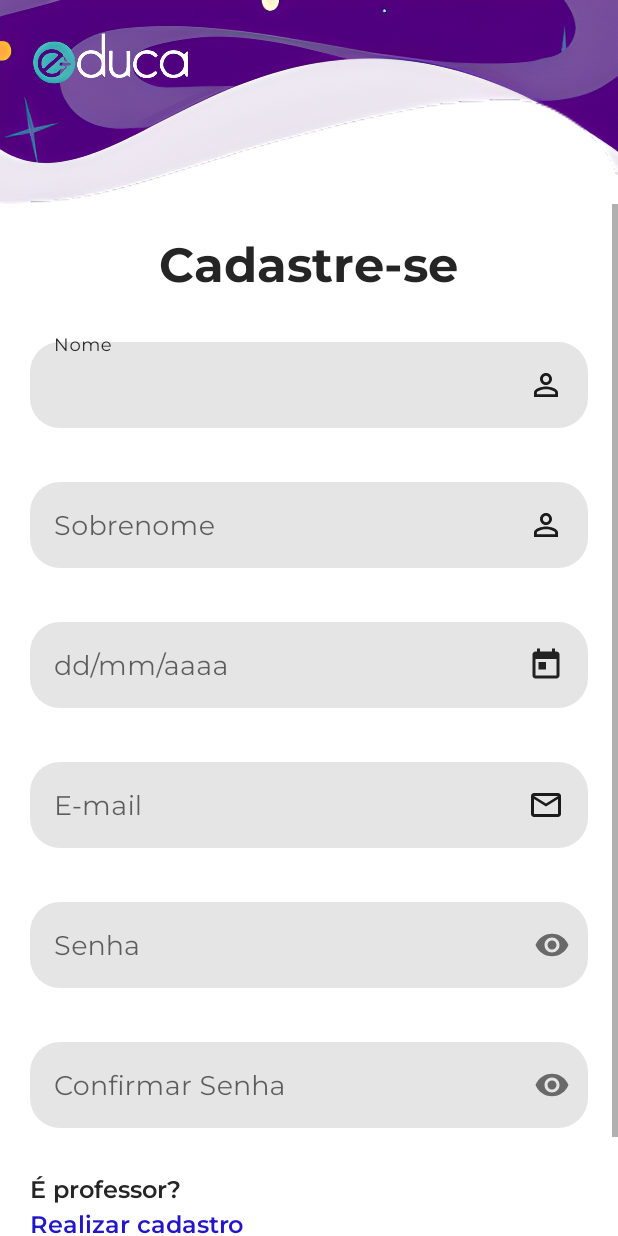
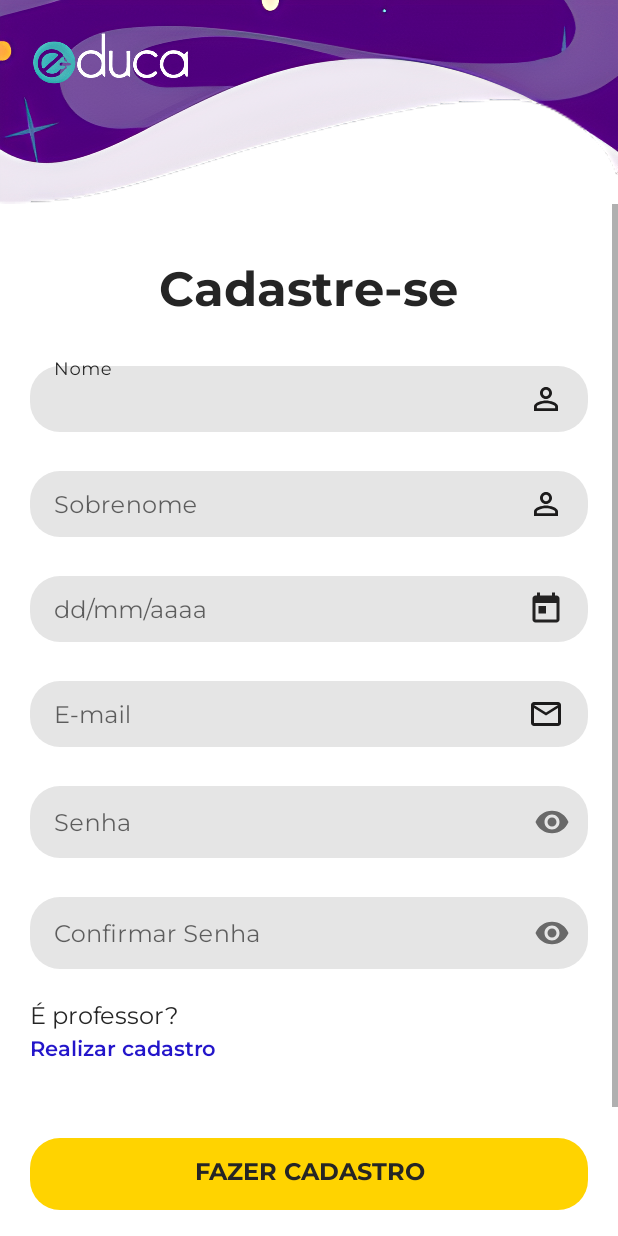
Before and after one commit to e-duca/e-duca-app, an Android app: the SignUp screen opened directly, with no data from a screen before it, on a phone screen of 412 x 824 dp. Run offline under Robolectric (Android 15) with nearby library versions, the phone set to English and light mode, and no system bars.

Commit message:
feat: conexão entre as telas e ajustes visuais

```diff
--- a/app/src/main/java/com/educa/Login.kt
+++ b/app/src/main/java/com/educa/Login.kt
@@ -30,7 +30,7 @@ class Login : AppCompatActivity() {
         val loginButton = findViewById<Button>(R.id.btn_login)
         val signUpButton = findViewById<TextView>(R.id.linkText)
 
-        signUpButton.setOnClickListener{
+        signUpButton.setOnClickListener {
             val signUpPage = Intent(applicationContext, SignUp::class.java)
             startActivity(signUpPage)
         }
--- a/app/src/main/java/com/educa/SignUp.kt
+++ b/app/src/main/java/com/educa/SignUp.kt
@@ -1,11 +1,13 @@
 package com.educa
 
 import android.app.DatePickerDialog
+import android.content.Intent
 import androidx.appcompat.app.AppCompatActivity
 import android.os.Bundle
 import android.util.Log
 import android.widget.Button
 import android.widget.EditText
+import android.widget.TextView
 import android.widget.Toast
 import com.educa.api.model.Student
 import com.educa.api.service.ApiClient
@@ -30,8 +32,20 @@ class SignUp : AppCompatActivity() {
         sessionManager = SessionManager(this)
 
         val signUpButton = findViewById<Button>(R.id.btn_cadastro)
+        val teacherSignUp = findViewById<TextView>(R.id.linkText)
+        val backToLogin = findViewById<Button>(R.id.btn_backToLogin)
+
+        teacherSignUp.setOnClickListener {
+            val redirect = Intent(applicationContext, Redirect::class.java)
+            startActivity(redirect)
+        }
+
+        backToLogin.setOnClickListener {
+            val login = Intent(applicationContext, Login::class.java)
+            startActivity(login)
+        }
+
         signUpButton.setOnClickListener {
-
             val nameField = findViewById<EditText>(R.id.ipt_name)
             val name = nameField.text.toString()
 
@@ -81,8 +95,6 @@ class SignUp : AppCompatActivity() {
                     Toast.LENGTH_SHORT
                 ).show()
             }
-
-
         }
 
         tvDatePicker = findViewById(R.id.ipt_birthdate)
--- a/app/src/main/res/drawable/db_btn_border.xml
+++ b/app/src/main/res/drawable/db_btn_border.xml
@@ -3,7 +3,7 @@
     android:shape="rectangle">
     <corners android:radius="20dp" />
     <stroke
-        android:width="2dp" />
+        android:width="2dp"/>
     <solid android:color="@android:color/transparent" />
     <size
         android:width="100dp"
--- a/app/src/main/res/layout/activity_reading.xml
+++ b/app/src/main/res/layout/activity_reading.xml
@@ -20,6 +20,7 @@
         <TextView
             android:id="@+id/txt_title"
             style="@style/style_title"
+            android:layout_marginTop="56dp"
             android:layout_width="wrap_content"
             android:layout_height="wrap_content"
             android:layout_below="@+id/fg_menu"
--- a/app/src/main/res/layout/activity_sign_up.xml
+++ b/app/src/main/res/layout/activity_sign_up.xml
@@ -38,6 +38,7 @@
         <LinearLayout
             android:layout_width="match_parent"
             android:layout_height="wrap_content"
+            android:layout_marginTop="16dp"
             android:orientation="vertical">
 
             <TextView
@@ -188,37 +189,44 @@
             <LinearLayout
                 android:layout_width="match_parent"
                 android:layout_height="match_parent"
-                android:orientation="vertical"
                 android:layout_marginStart="20dp"
-                android:layout_marginEnd="20dp">
+                android:layout_marginEnd="20dp"
+                android:orientation="vertical">
 
                 <TextView
                     android:id="@+id/tv_text"
-                    style="@style/style_subText"
                     android:layout_width="wrap_content"
                     android:layout_height="wrap_content"
                     android:text="@string/txt_link_sign_up"
+                    android:fontFamily="@font/montserrat"
                     android:textColor="@color/black"
                     android:textSize="16sp" />
 
                 <TextView
                     android:id="@+id/linkText"
-                    style="@style/style_subText"
+                    style="@style/style_link"
                     android:layout_width="wrap_content"
                     android:layout_height="wrap_content"
                     android:autoLink="web"
+                    android:fontFamily="@font/montserrat_semibold"
                     android:text="@string/txt_link"
-                    android:textColor="@color/blue500" />
+                     />
 
                 <androidx.appcompat.widget.AppCompatButton
                     android:id="@+id/btn_cadastro"
                     style="@style/style_btnYellowLarger"
-                    android:layout_marginTop="10dp"
+                    android:layout_marginTop="48dp"
                     android:layout_marginBottom="10dp"
                     android:background="@drawable/db_btn_solid"
                     android:text="@string/txt_signUp" />
 
-
+                <androidx.appcompat.widget.AppCompatButton
+                    android:id="@+id/btn_backToLogin"
+                    style="@style/style_btnBorderBlackLarger"
+                    android:layout_marginTop="10dp"
+                    android:layout_marginBottom="48dp"
+                    android:background="@drawable/db_btn_border"
+                    android:text="@string/txt_back_login" />
             </LinearLayout>
 
         </LinearLayout>
--- a/app/src/main/res/values/strings.xml
+++ b/app/src/main/res/values/strings.xml
@@ -40,7 +40,7 @@
     <string name="txt_date_question">Postado em 01/01/22\n por</string>
     <string name="txt_question_name">Lucas Gestal</string>
     <string name="txt_ops">Ops…</string>
-    <string name="txt_restTextOps">Se você é professor,acesse nossa aplicação pelo navegado e aproveite nosso site!</string>
+    <string name="txt_restTextOps">Se você é professor, acesse nossa aplicação pelo navegador e aproveite nosso site!</string>
     <string name="txt_title">Título da aula</string>
     <string name="txt_context">Lorem ipsum dolor sit amet, consectetur adipiscing elit. Donec accumsan mattis augue eu pellentesque. Nulla sit amet facilisis ante, sit amet interdum augue. Nullam viverra convallis lectus, maximus faucibus sem pretium sit amet. Aenean tempus aliquam fringilla.</string>
 </resources>
--- a/app/src/main/res/values/themes.xml
+++ b/app/src/main/res/values/themes.xml
@@ -37,6 +37,12 @@
         <item name="android:fontFamily">@font/montserrat_semibold</item>
     </style>
 
+    <style name="style_link">
+        <item name="android:textSize">14sp</item>
+        <item name="android:textColor">@color/blue500</item>
+        <item name="android:fontFamily">@font/montserrat_semibold</item>
+    </style>
+
     <style name="style_text">
         <item name="android:textSize">14sp</item>
         <item name="android:fontFamily">@font/montserrat</item>
@@ -55,16 +61,14 @@
     </style>
 
     <!-- style input -->
-
     <style name="style_ipt">
         <item name="android:textColor">@color/black</item>
         <item name="android:textColorHint">@color/grey600</item>
         <item name="android:background">@drawable/db_input</item>
         <item name="android:maxLines">1</item>
-        <item name="android:textSize">18sp</item>
-        <item name="android:padding">15dp</item>
+        <item name="android:textSize">16sp</item>
+        <item name="android:padding">10dp</item>
         <item name="android:fontFamily">@font/montserrat</item>
-        <item name="android:layout_marginBottom">10dp</item>
         <item name="android:layout_marginEnd">20dp</item>
         <item name="android:layout_marginStart">20dp</item>
     </style>
@@ -77,6 +81,7 @@
         <item name="android:fontFamily">@font/montserrat_bold</item>
         <item name="android:textColor">@color/black</item>
         <item name="android:textSize">16sp</item>
+
     </style>
 
     <style name="style_btnBorderPurpleLarger">
@@ -92,7 +97,7 @@
         <item name="android:layout_width">match_parent</item>
         <item name="android:layout_height">wrap_content</item>
         <item name="android:fontFamily">@font/montserrat_bold</item>
-        <item name="android:backgroundTint">@color/black</item>
+        <item name="android:backgroundTint">@color/white</item>
         <item name="android:textColor">@color/black</item>
         <item name="android:textSize">16sp</item>
     </style>
```
Also changed, not shown: app/src/main/java/com/educa/Content.kt (+15 -0 lines), app/src/main/java/com/educa/Reading.kt (+10 -0 lines), app/src/main/java/com/educa/Redirect.kt (+20 -0 lines), app/src/main/res/layout/activity_login.xml (+7 -5 lines), app/src/main/res/layout/activity_redirect.xml (+23 -23 lines), app/src/main/res/drawable/redirect.png (added), 1 other file.
